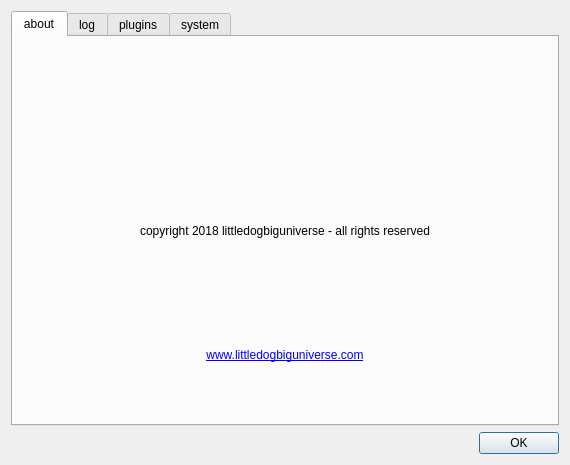
Qt form app/src/mdocore/src/mdocore/gui/dialogs/aboutdialog.ui (code0x378/MarkdownOrganizer) before a commit.
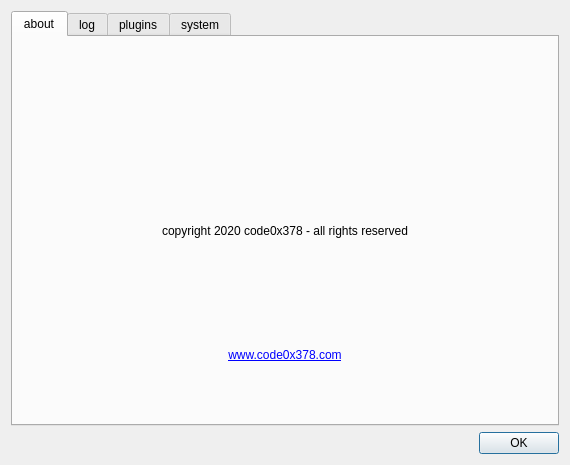
The same form after that commit. Icons and pictures are not drawn.

Commit message: Updated dates, copyright, minor OSX build fixes

The edit to the form file:
```diff
--- a/app/src/mdocore/src/mdocore/gui/dialogs/aboutdialog.ui
+++ b/app/src/mdocore/src/mdocore/gui/dialogs/aboutdialog.ui
@@ -55,7 +55,7 @@
        <item>
         <widget class="QLabel" name="label">
          <property name="text">
-          <string>copyright 2018 littledogbiguniverse - all rights reserved</string>
+          <string>copyright 2020 code0x378 - all rights reserved</string>
          </property>
          <property name="alignment">
           <set>Qt::AlignCenter</set>
@@ -68,7 +68,7 @@
           <string notr="true"/>
          </property>
          <property name="text">
-          <string>&lt;a href=&quot;http://www.littledogbiguniverse.com/&quot;&gt;www.littledogbiguniverse.com&lt;/a&gt;</string>
+          <string>&lt;a href=&quot;http://www.code0x378.com/&quot;&gt;www.code0x378.com&lt;/a&gt;</string>
          </property>
          <property name="textFormat">
           <enum>Qt::RichText</enum>
```
The commit also changes 96 other files.
